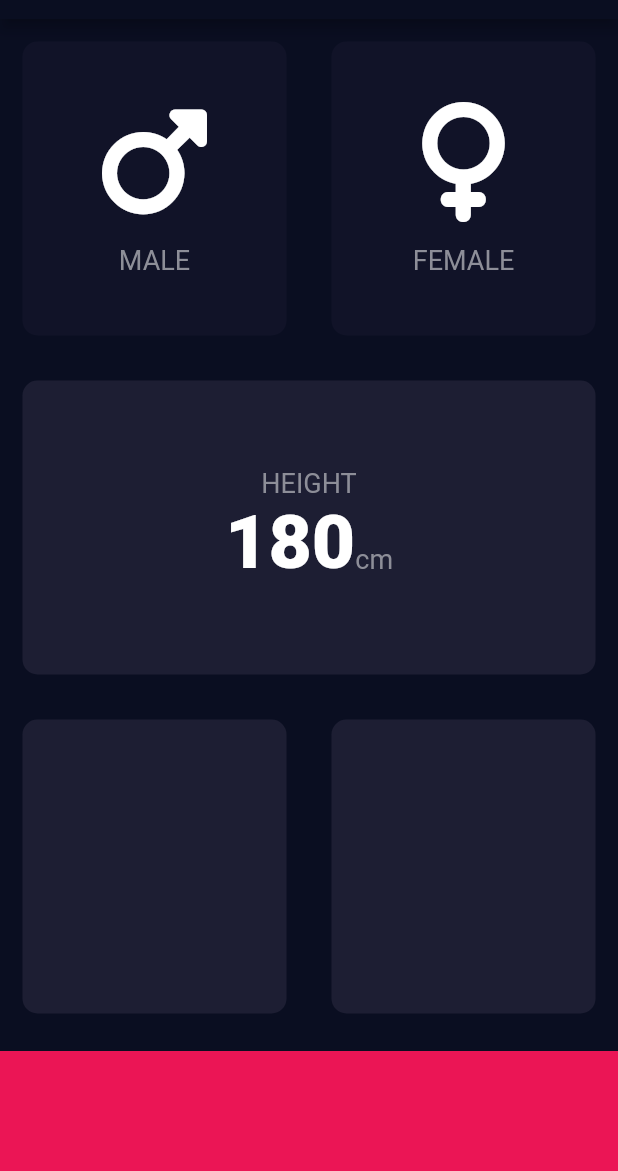
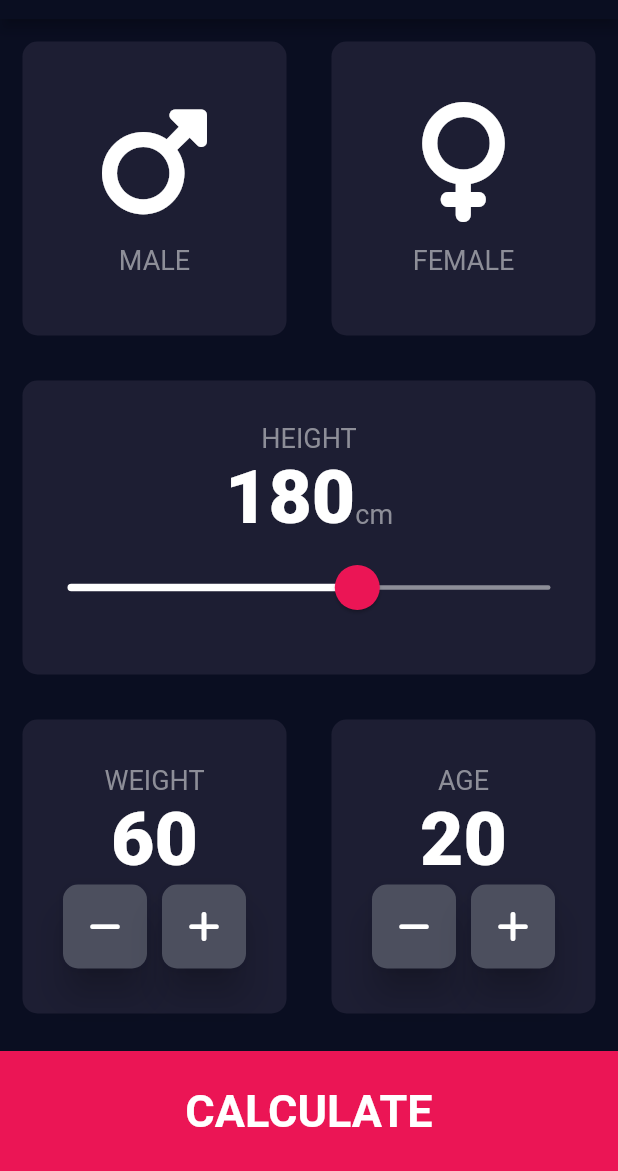
Before and after one commit to manelcagigos/bmi_calculator_flutter, a Flutter app: the screen it shows after launch, on a phone screen of 412 x 824 dp, the part 65-1236 px from its top. Run offline on Flutter 3.47's test engine with Material 2 defaults, Android fonts, the phone set to English and light mode, and no system bars; our stand-ins replace font_awesome_flutter.

Commit message:
App completely finished

```diff
--- /dev/null
+++ b/lib/calculator_brain.dart
@@ -0,0 +1,35 @@
+import 'dart:math';
+
+class CalculatorBrain {
+  CalculatorBrain({required this.height, required this.weight});
+
+  final int height;
+  final int weight;
+
+  double _bmi = 20.0;
+
+  String calculateBMI() {
+    _bmi = weight / pow(height / 100, 2);
+    return _bmi.toStringAsFixed(1);
+  }
+
+  String getResult() {
+    if (_bmi >= 25) {
+      return 'Overweight';
+    } else if (_bmi > 18.5) {
+      return 'Normal';
+    } else {
+      return 'Underweight';
+    }
+  }
+
+  String getInterpretation(){
+        if (_bmi >= 25) {
+      return 'You have a higher than normal body weight. Try to exercise more.';
+    } else if (_bmi > 18.5) {
+      return 'You have a normal body weight.';
+    } else {
+      return 'You have a lower than normal body weight. You should eat a bit more.';
+    }
+  }
+}
--- /dev/null
+++ b/lib/components/bottom_button.dart
@@ -0,0 +1,33 @@
+import 'package:flutter/material.dart';
+import '../constants.dart';
+
+class BottomButton extends StatelessWidget {
+  const BottomButton({
+    super.key,
+    required this.onTap2,
+    required this.buttonTitle,
+  });
+
+  final VoidCallback onTap2;
+  final String buttonTitle;
+
+  @override
+  Widget build(BuildContext context) {
+    return GestureDetector(
+      onTap: onTap2,
+      child: Container(
+        color: kBottomContainerColor,
+        margin: const EdgeInsets.only(top: 10.0),
+        width: double.infinity,
+        height: kBottomContainerHeight,
+        // alignment: Alignment.center,
+        child: Center(
+          child: Text(
+            buttonTitle,
+            style: kLargeButtonStyle,
+          ),
+        ),
+      ),
+    );
+  }
+}
--- a/lib/icon_content.dart
+++ b/lib/components/icon_content.dart
@@ -1,5 +1,5 @@
 import 'package:flutter/material.dart';
-import 'constants.dart';
+import '../constants.dart';
 
 class MaleFemaleCard extends StatelessWidget {
   const MaleFemaleCard(
--- /dev/null
+++ b/lib/components/round_icon_button.dart
@@ -0,0 +1,28 @@
+import 'package:flutter/material.dart';
+
+class RoundIconButton extends StatelessWidget {
+  const RoundIconButton(
+      {super.key, required this.icon, required this.onPressed});
+
+  final IconData icon;
+  final Function onPressed;
+
+  @override
+  Widget build(BuildContext context) {
+    return RawMaterialButton(
+      onPressed: () {
+        onPressed();
+      },
+      shape: RoundedRectangleBorder(
+        borderRadius: BorderRadius.circular(10.0),
+      ),
+      fillColor: const Color(0xFF4C4F5E),
+      constraints: const BoxConstraints.tightFor(
+        width: 56.0,
+        height: 56.0,
+      ),
+      elevation: 10.0,
+      child: Icon(icon),
+    );
+  }
+}
--- a/lib/constants.dart
+++ b/lib/constants.dart
@@ -1,9 +1,9 @@
 import 'package:flutter/material.dart';
 
 const kBottomContainerHeight = 80.0;
-const kActiveCardColor = Color(0xFF1D1E33);
+const kActiveCardColor = Color(0xFF111328);
 const kBottomContainerColor = Color(0xFFEB1555);
-const kInactiveCardColor = Color(0xFF111328);
+const kInactiveCardColor = Color(0xFF1D1E33);
 
 const kLabelTextStyle = TextStyle(
   fontSize: 18.0,
@@ -14,3 +14,29 @@ const kLabelNumbersStyle = TextStyle(
   fontSize: 50.0,
   fontWeight: FontWeight.w900,
 );
+
+const kLargeButtonStyle = TextStyle(
+  fontSize: 30.0,
+  color: Colors.white,
+  fontWeight: FontWeight.bold,
+);
+
+const kTitleTextStyle = TextStyle(
+  fontSize: 50.0,
+  fontWeight: FontWeight.bold,
+);
+
+const kResultTextStyle = TextStyle(
+  color: Color(0xFF24D876),
+  fontSize: 22.0,
+  fontWeight: FontWeight.bold,
+);
+
+const kBMITextStyle = TextStyle(
+  fontSize: 100.0,
+  fontWeight: FontWeight.bold,
+);
+
+const kBoydTextStyle = TextStyle(
+  fontSize: 22.0,
+);
--- a/lib/input_page.dart
+++ /dev/null
@@ -1,122 +0,0 @@
-import 'package:flutter/material.dart';
-import 'package:font_awesome_flutter/font_awesome_flutter.dart';
-import 'icon_content.dart';
-import 'reusable_card.dart';
-import 'constants.dart';
-
-enum Gender {
-  male,
-  female,
-}
-
-class InputPage extends StatefulWidget {
-  const InputPage({super.key});
-
-  @override
-  _InputPageState createState() => _InputPageState();
-}
-
-class _InputPageState extends State<InputPage> {
-  Gender? selectedGender;
-
-  @override
-  Widget build(BuildContext context) {
-    return Scaffold(
-      appBar: AppBar(
-        title: const Text('BMI CALCULATOR'),
-        centerTitle: true,
-      ),
-      body: Column(
-        children: [
-          Expanded(
-              child: Row(
-            children: [
-              Expanded(
-                child: ReusableCard(
-                  colores: selectedGender == Gender.male
-                      ? kActiveCardColor
-                      : kInactiveCardColor,
-                  cardChild: const MaleFemaleCard(
-                    iconMaleFemale: FontAwesomeIcons.mars,
-                    textIcon: 'MALE',
-                  ),
-                  onPress: () {
-                    setState(() {
-                      selectedGender = Gender.male;
-                    });
-                  },
-                ),
-              ),
-              Expanded(
-                child: ReusableCard(
-                  colores: selectedGender == Gender.female
-                      ? kActiveCardColor
-                      : kInactiveCardColor,
-                  cardChild: const MaleFemaleCard(
-                    iconMaleFemale: FontAwesomeIcons.venus,
-                    textIcon: 'FEMALE',
-                  ),
-                  onPress: () {
-                    setState(() {
-                      selectedGender = Gender.female;
-                    });
-                  },
-                ),
-              ),
-            ],
-          )),
-          const Expanded(
-            child: ReusableCard(
-              colores: kActiveCardColor,
-              cardChild: Column(
-                mainAxisAlignment: MainAxisAlignment.center,
-                children: [
-                  Text(
-                    'HEIGHT',
-                    style: kLabelTextStyle,
-                  ),
-                  Row(
-                    mainAxisAlignment: MainAxisAlignment.center,
-                    crossAxisAlignment: CrossAxisAlignment.baseline,
-                    textBaseline: TextBaseline.alphabetic,
-                    children: [
-                      Text(
-                        '180',
-                        style: kLabelNumbersStyle,
-                      ),
-                      Text(
-                        'cm',
-                        style: kLabelTextStyle,
-                      ),
-                    ],
-                  )
-                ],
-              ),
-            ),
-          ),
-          const Expanded(
-              child: Row(
-            children: [
-              Expanded(
-                child: ReusableCard(
-                  colores: kActiveCardColor,
-                ),
-              ),
-              Expanded(
-                child: ReusableCard(
-                  colores: kActiveCardColor,
-                ),
-              ),
-            ],
-          )),
-          Container(
-            color: kBottomContainerColor,
-            margin: const EdgeInsets.only(top: 10.0),
-            width: double.infinity,
-            height: kBottomContainerHeight,
-          ),
-        ],
-      ),
-    );
-  }
-}
--- a/lib/main.dart
+++ b/lib/main.dart
@@ -1,5 +1,5 @@
 import 'package:flutter/material.dart';
-import 'input_page.dart';
+import 'screens/input_page.dart';
 
 void main() => runApp(const BMICalculator());
 
--- /dev/null
+++ b/lib/screens/input_page.dart
@@ -0,0 +1,233 @@
+import 'package:flutter/material.dart';
+import 'package:font_awesome_flutter/font_awesome_flutter.dart';
+import '../components/icon_content.dart';
+import '../components/reusable_card.dart';
+import '../constants.dart';
+import 'results_page.dart';
+import '../components/bottom_button.dart';
+import '../components/round_icon_button.dart';
+import '../calculator_brain.dart';
+
+enum Gender {
+  male,
+  female,
+}
+
+class InputPage extends StatefulWidget {
+  const InputPage({super.key});
+
+  @override
+  _InputPageState createState() => _InputPageState();
+}
+
+class _InputPageState extends State<InputPage> {
+  Gender? selectedGender;
+  int height = 180;
+  int weight = 60;
+  int age = 20;
+
+  @override
+  Widget build(BuildContext context) {
+    return Scaffold(
+      appBar: AppBar(
+        title: const Text('BMI CALCULATOR'),
+        centerTitle: true,
+      ),
+      body: Column(
+        children: [
+          Expanded(
+              child: Row(
+            children: [
+              Expanded(
+                child: ReusableCard(
+                  colores: selectedGender == Gender.male
+                      ? kActiveCardColor
+                      : kInactiveCardColor,
+                  cardChild: const MaleFemaleCard(
+                    iconMaleFemale: FontAwesomeIcons.mars,
+                    textIcon: 'MALE',
+                  ),
+                  onPress: () {
+                    setState(() {
+                      selectedGender = Gender.male;
+                    });
+                  },
+                ),
+              ),
+              Expanded(
+                child: ReusableCard(
+                  colores: selectedGender == Gender.female
+                      ? kActiveCardColor
+                      : kInactiveCardColor,
+                  cardChild: const MaleFemaleCard(
+                    iconMaleFemale: FontAwesomeIcons.venus,
+                    textIcon: 'FEMALE',
+                  ),
+                  onPress: () {
+                    setState(() {
+                      selectedGender = Gender.female;
+                    });
+                  },
+                ),
+              ),
+            ],
+          )),
+          Expanded(
+            child: ReusableCard(
+              colores: kInactiveCardColor,
+              cardChild: Column(
+                mainAxisAlignment: MainAxisAlignment.center,
+                children: [
+                  const Text(
+                    'HEIGHT',
+                    style: kLabelTextStyle,
+                  ),
+                  Row(
+                    mainAxisAlignment: MainAxisAlignment.center,
+                    crossAxisAlignment: CrossAxisAlignment.baseline,
+                    textBaseline: TextBaseline.alphabetic,
+                    children: [
+                      Text(
+                        height.toString(),
+                        style: kLabelNumbersStyle,
+                      ),
+                      const Text(
+                        'cm',
+                        style: kLabelTextStyle,
+                      ),
+                    ],
+                  ),
+                  SliderTheme(
+                    data: SliderTheme.of(context).copyWith(
+                      thumbShape:
+                          const RoundSliderThumbShape(enabledThumbRadius: 15.0),
+                      overlayShape:
+                          const RoundSliderOverlayShape(overlayRadius: 30.0),
+                      activeTrackColor: Colors.white,
+                      thumbColor: const Color(0xFFEB1555),
+                      overlayColor: const Color(0x1fEB1555),
+                      inactiveTrackColor: const Color(0xFF8D8E98),
+                      trackHeight: 3.0,
+                    ),
+                    child: Slider(
+                      value: height.toDouble(),
+                      min: 120.0,
+                      max: 220.0,
+                      onChanged: (double newValue) {
+                        setState(() {
+                          height = newValue.round();
+                        });
+                      },
+                    ),
+                  ),
+                ],
+              ),
+            ),
+          ),
+          Expanded(
+              child: Row(
+            children: [
+              Expanded(
+                child: ReusableCard(
+                  colores: kInactiveCardColor,
+                  cardChild: Column(
+                    mainAxisAlignment: MainAxisAlignment.center,
+                    children: [
+                      const Text("WEIGHT", style: kLabelTextStyle),
+                      Text(
+                        weight.toString(),
+                        style: kLabelNumbersStyle,
+                      ),
+                      Row(
+                        mainAxisAlignment: MainAxisAlignment.center,
+                        children: [
+                          RoundIconButton(
+                            icon: FontAwesomeIcons.minus,
+                            onPressed: () {
+                              setState(() {
+                                weight--;
+                                if (weight <= 0) {
+                                  weight = 0;
+                                }
+                              });
+                            },
+                          ),
+                          const SizedBox(
+                            width: 10.0,
+                          ),
+                          RoundIconButton(
+                            icon: FontAwesomeIcons.plus,
+                            onPressed: () {
+                              setState(() {
+                                weight++;
+                              });
+                            },
+                          ),
+                        ],
+                      ),
+                    ],
+                  ),
+                ),
+              ),
+              Expanded(
+                child: ReusableCard(
+                  colores: kInactiveCardColor,
+                  cardChild: Column(
+                    mainAxisAlignment: MainAxisAlignment.center,
+                    children: [
+                      const Text("AGE", style: kLabelTextStyle),
+                      Text(
+                        age.toString(),
+                        style: kLabelNumbersStyle,
+                      ),
+                      Row(
+                        mainAxisAlignment: MainAxisAlignment.center,
+                        children: [
+                          RoundIconButton(
+                            icon: FontAwesomeIcons.minus,
+                            onPressed: () {
+                              setState(() {
+                                age--;
+                                if (age <= 0) {
+                                  age = 0;
+                                }
+                              });
+                            },
+                          ),
+                          const SizedBox(
+                            width: 10.0,
+                          ),
+                          RoundIconButton(
+                            icon: FontAwesomeIcons.plus,
+                            onPressed: () {
+                              setState(() {
+                                age++;
+                                if (age >= 200) {
+                                  age = 200;
+                                }
+                              });
+                            },
+                          ),
+                        ],
+                      ),
+                    ],
+                  ),
+                ),
+              ),
+            ],
+          )),
+          BottomButton(
+            onTap2: () {
+              CalculatorBrain calc =
+                  CalculatorBrain(height: height, weight: weight);
+
+              Navigator.push(context,
+                  MaterialPageRoute(builder: (context) => ResultsPage(bmiResult: calc.calculateBMI(), interpretation: calc.getInterpretation(), resultsText: calc.getResult(),)));
+            },
+            buttonTitle: 'CALCULATE',
+          ),
+        ],
+      ),
+    );
+  }
+}
```
Also changed, not shown: lib/screens/results_page.dart (added, +74 -0 lines), lib/components/reusable_card.dart (renamed from lib/reusable_card.dart).
